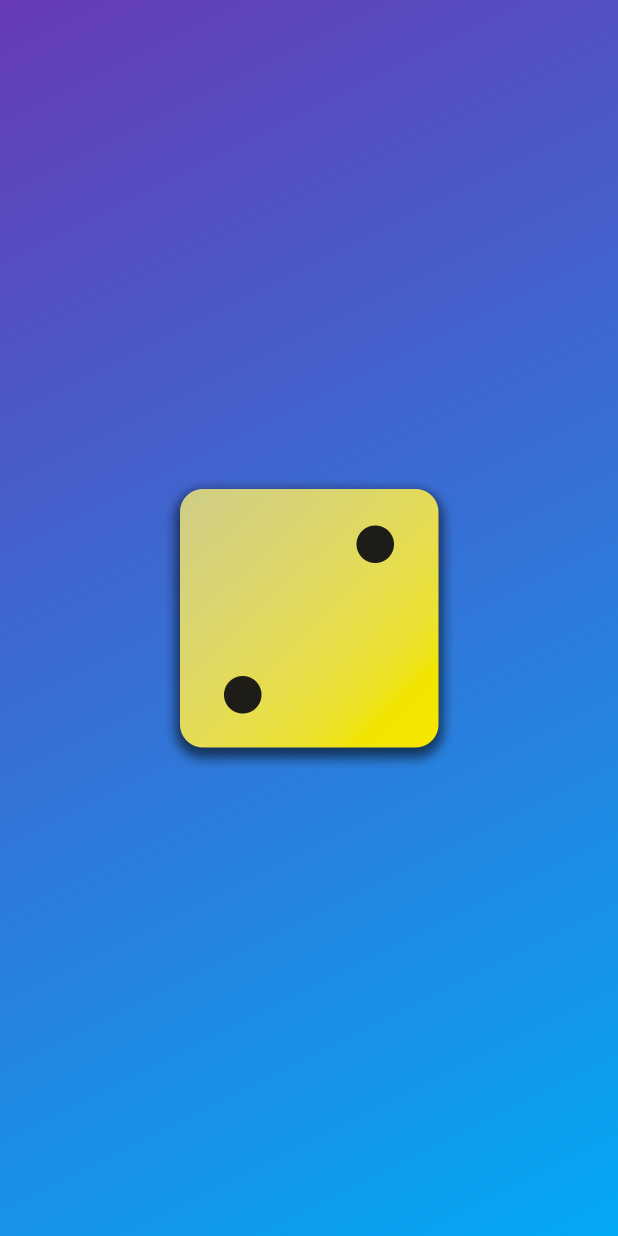
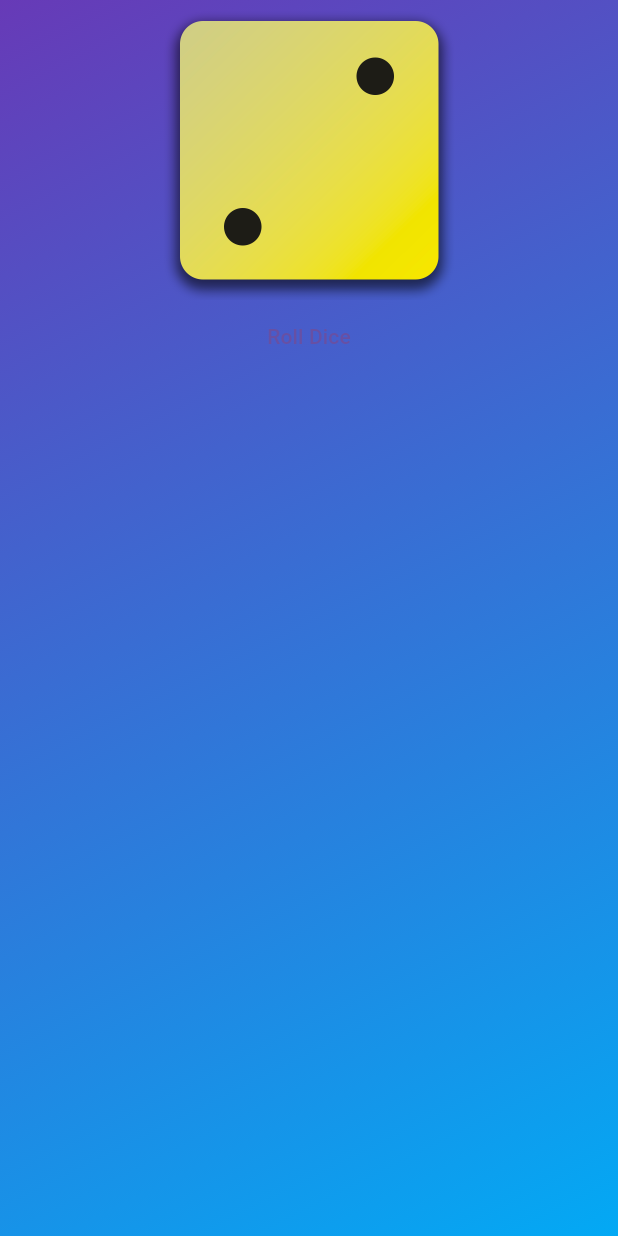
Before and after one commit to lightrao/my_first_flutter_app, a Flutter app: the screen it shows after launch, on a phone screen of 412 x 824 dp. Run offline on Flutter 3.47's test engine with Material 3 defaults, Android fonts, the phone set to English and light mode, and no system bars.

Commit message:
Adding Buttons & Using Functions As Values

```diff
--- a/lib/gradient_container.dart
+++ b/lib/gradient_container.dart
@@ -8,6 +8,10 @@ class GradientContainer extends StatelessWidget {
   const GradientContainer({super.key, required this.colors});
 
   final List<Color> colors;
+
+  void rollDice() {
+    print("Dice is rolling...");
+  }
 
   @override
   Widget build(BuildContext context) {
@@ -20,9 +24,14 @@ class GradientContainer extends StatelessWidget {
         ),
       ),
       child: Center(
-        child: Image.asset(
-          "assets/images/dice-2.png",
-          width: 200,
+        child: Column(
+          children: [
+            Image.asset(
+              "assets/images/dice-2.png",
+              width: 200,
+            ),
+            TextButton(onPressed: rollDice, child: const Text("Roll Dice"))
+          ],
         ),
       ),
     );
```
